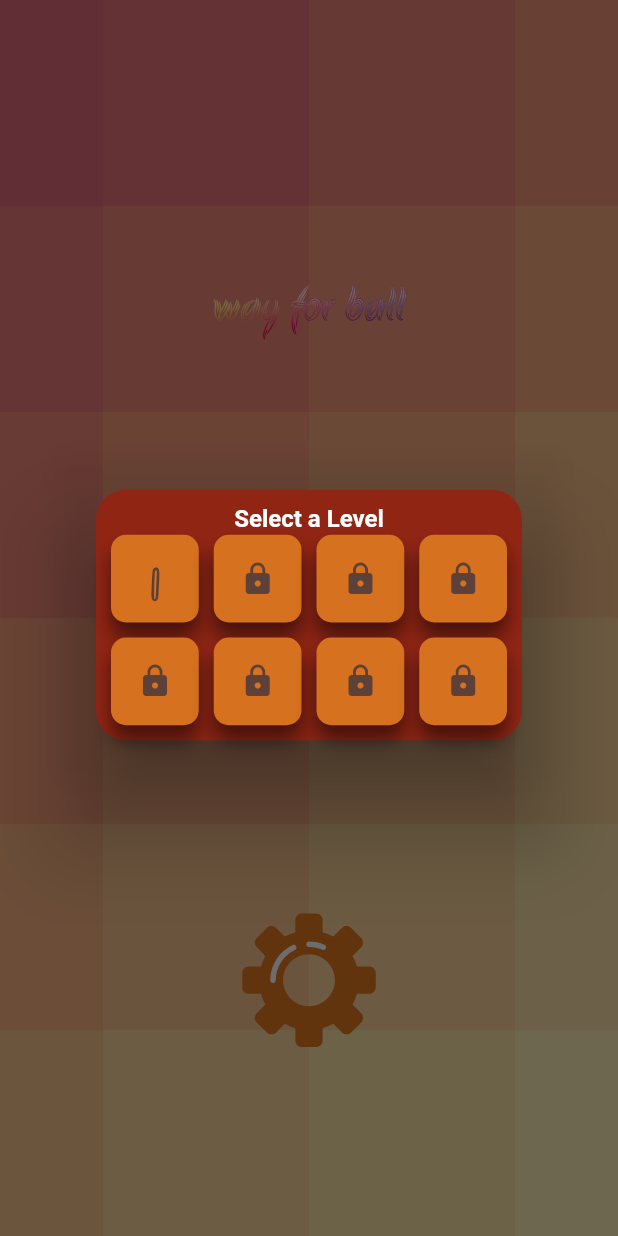
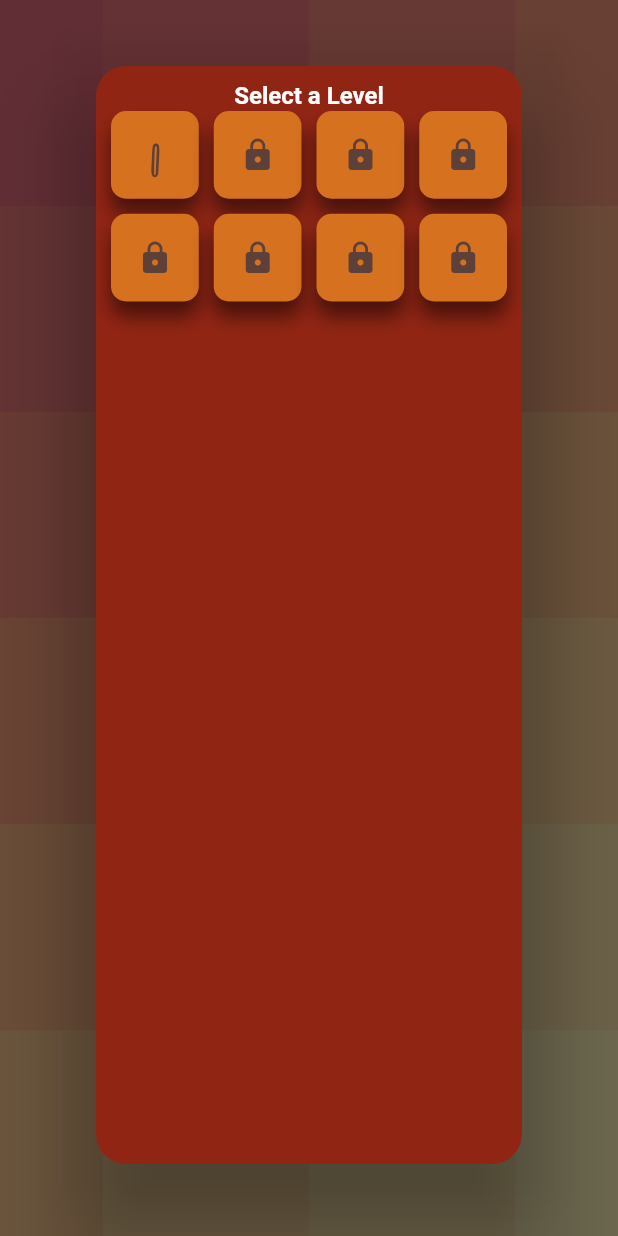
Before and after one commit to nehal076/flutter-puzzle-hack, a Flutter app: the screen it shows after launch, after a tap on an icon or button, on a phone screen of 412 x 824 dp. Run offline on Flutter 3.47's test engine with Material 2 defaults, Android fonts, the phone set to English and light mode, and no system bars; our stand-ins replace animated_text_kit, audioplayers, bloc, flutter_bloc, flutter_staggered_animations, flutter_svg and 4 more.

Commit message:
size fix

```diff
--- a/lib/screens/start/start_widgets/button_play.dart
+++ b/lib/screens/start/start_widgets/button_play.dart
@@ -38,8 +38,8 @@ class _ButtonPlayState extends State<ButtonPlay> {
           });
         },
         child: SizedBox(
-          width: ratioSize * 0.25,
-          height: ratioSize * 0.25,
+          width: ratioSize * 0.20,
+          height: ratioSize * 0.20,
           child: isHovered
               ? SvgPicture.asset(
                   'assets/images/btn_play.svg',
--- a/lib/screens/start/start_widgets/button_setting.dart
+++ b/lib/screens/start/start_widgets/button_setting.dart
@@ -38,8 +38,8 @@ class _ButtonSettingState extends State<ButtonSetting> {
           });
         },
         child: SizedBox(
-          width: ratioSize * 0.25,
-          height: ratioSize * 0.25,
+          width: ratioSize * 0.20,
+          height: ratioSize * 0.20,
           child: isHovered
               ? SvgPicture.asset(
                   'assets/images/btn_setting.svg',
--- a/lib/utils/popup/levels/levels_popup.dart
+++ b/lib/utils/popup/levels/levels_popup.dart
@@ -1,3 +1,4 @@
+import 'package:flutter/foundation.dart';
 import 'package:flutter/material.dart';
 import 'package:velocity_x/velocity_x.dart';
 
@@ -12,7 +13,8 @@ class LevelPopup {
         return AlertDialog(
           backgroundColor: Colors.transparent,
           content: Container(
-            width: context.screenWidth * 0.90,
+            width: kIsWeb ? 400 : context.screenWidth * 0.90,
+            height: kIsWeb ? null : context.screenHeight * 0.90,
             padding: const EdgeInsets.all(10),
             decoration: BoxDecoration(
               color: const Color(0xff912514),
--- a/lib/utils/popup/winning/win_popup.dart
+++ b/lib/utils/popup/winning/win_popup.dart
@@ -39,8 +39,8 @@ class WinPopup {
                   child: Column(
                     mainAxisAlignment: MainAxisAlignment.center,
                     children: [
-                      AspectRatio(
-                        aspectRatio: 1 / 2,
+                      SizedBox(
+                        height: 300,
                         child: Lottie.asset(
                           'assets/lottie/snoopd.json',
                           fit: BoxFit.contain,
```
